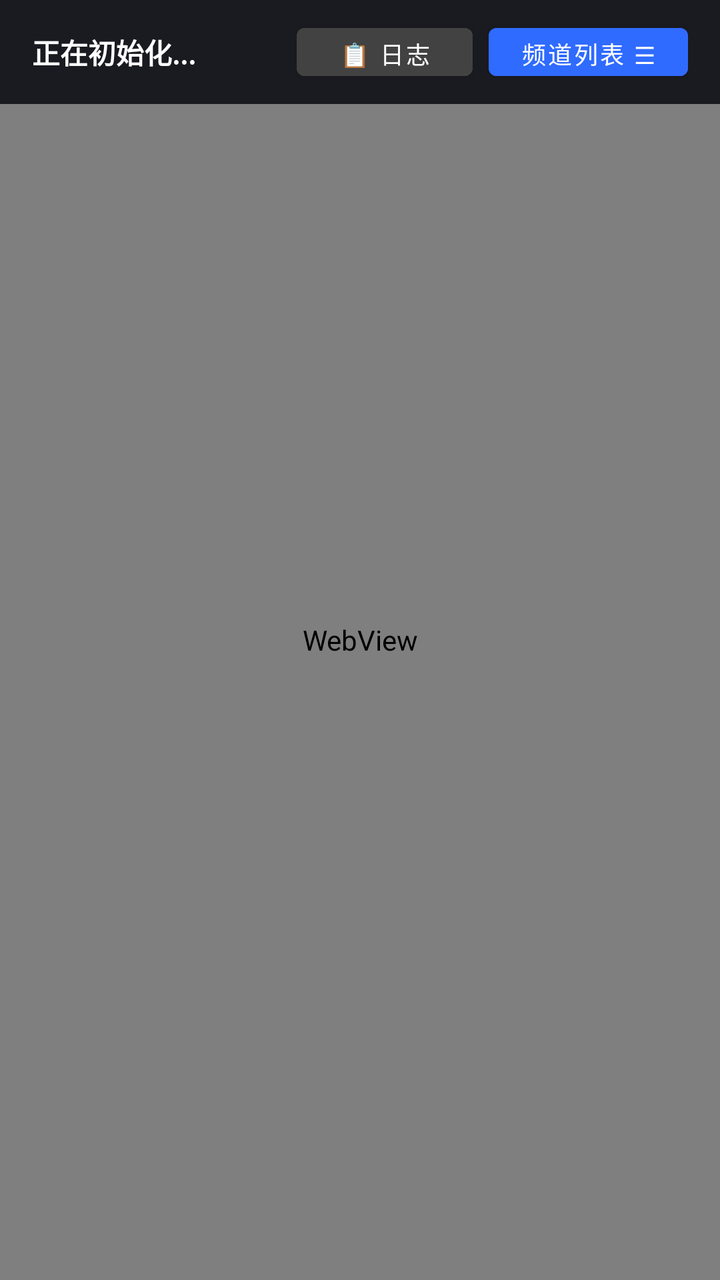
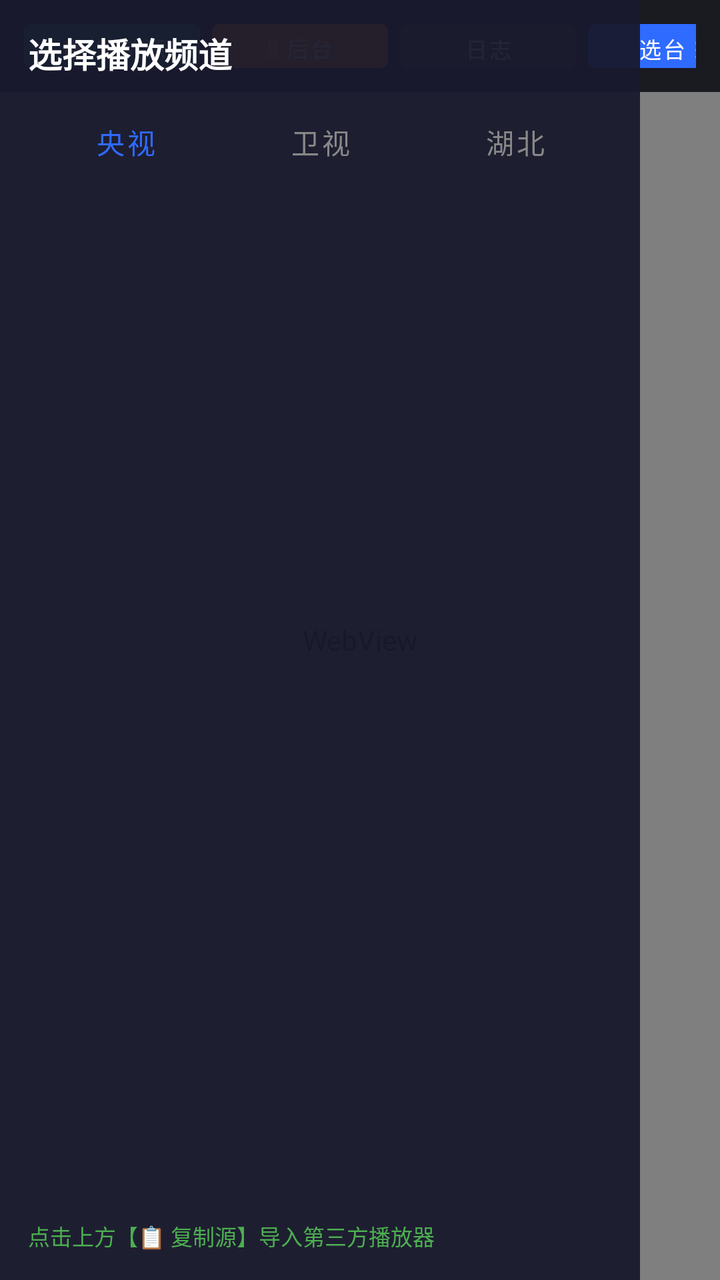

Two renders of the same Android screen: before a commit and after it. Below are the layout's source before the change and the commit's diff.
<!-- AndroidManifest.xml: application theme Theme.MaterialComponents.Light.NoActionBar -->
<!-- res/layout/activity_main.xml -->
<?xml version="1.0" encoding="utf-8"?>
<FrameLayout xmlns:android="http://schemas.android.com/apk/res/android"
    android:layout_width="match_parent"
    android:layout_height="match_parent"
    android:fitsSystemWindows="true"
    android:background="#000000">

    
    <WebView
        android:id="@+id/playerWebView"
        android:layout_width="match_parent"
        android:layout_height="match_parent" />

    
    <LinearLayout
        android:id="@+id/topBar"
        android:layout_width="match_parent"
        android:layout_height="wrap_content"
        android:background="#E6101018"
        android:gravity="center_vertical"
        android:orientation="horizontal"
        android:paddingStart="16dp"
        android:paddingTop="8dp"
        android:paddingEnd="16dp"
        android:paddingBottom="8dp">

        <TextView
            android:id="@+id/tvCurrentPlaying"
            android:layout_width="0dp"
            android:layout_height="wrap_content"
            android:layout_weight="1"
            android:singleLine="true"
            android:text="正在初始化..."
            android:textColor="#FFFFFF"
            android:textSize="14sp"
            android:textStyle="bold" />

        <Button
            android:id="@+id/btnToggleLogs"
            android:layout_width="wrap_content"
            android:layout_height="36dp"
            android:layout_marginEnd="8dp"
            android:backgroundTint="#424242"
            android:focusable="true"
            android:text="📋 日志"
            android:textColor="#FFFFFF"
            android:textSize="12sp" />

        <Button
            android:id="@+id/btnToggleDrawer"
            android:layout_width="wrap_content"
            android:layout_height="36dp"
            android:backgroundTint="#2F6BFF"
            android:focusable="true"
            android:text="频道列表 ☰"
            android:textColor="#FFFFFF"
            android:textSize="12sp" />
    </LinearLayout>

    
    <LinearLayout
        android:id="@+id/logOverlay"
        android:layout_width="match_parent"
        android:layout_height="260dp"
        android:layout_gravity="bottom"
        android:background="#CC000000"
        android:orientation="vertical"
        android:padding="10dp"
        android:visibility="gone">

        <LinearLayout
            android:layout_width="match_parent"
            android:layout_height="wrap_content"
            android:orientation="horizontal">

            <TextView
                android:layout_width="0dp"
                android:layout_height="wrap_content"
                android:layout_weight="1"
                android:text="实时运行与解密日志 (JS / Network):"
                android:textColor="#00E676"
                android:textSize="12sp"
                android:textStyle="bold" />

            <TextView
                android:id="@+id/btnClearLogs"
                android:layout_width="wrap_content"
                android:layout_height="wrap_content"
                android:clickable="true"
                android:focusable="true"
                android:padding="4dp"
                android:text="清空"
                android:textColor="#FF5252"
                android:textSize="12sp" />

            <TextView
                android:id="@+id/btnCloseLogs"
                android:layout_width="wrap_content"
                android:layout_height="wrap_content"
                android:layout_marginStart="12dp"
                android:clickable="true"
                android:focusable="true"
                android:padding="4dp"
                android:text="关闭 ✕"
                android:textColor="#FFFFFF"
                android:textSize="12sp" />
        </LinearLayout>

        <ScrollView
            android:id="@+id/logScrollView"
            android:layout_width="match_parent"
            android:layout_height="0dp"
            android:layout_marginTop="6dp"
            android:layout_weight="1">

            <TextView
                android:id="@+id/tvConsoleLogs"
                android:layout_width="match_parent"
                android:layout_height="wrap_content"
                android:fontFamily="monospace"
                android:text="日志监听已就绪..."
                android:textColor="#A7FFEB"
                android:textIsSelectable="true"
                android:textSize="11sp" />
        </ScrollView>
    </LinearLayout>

    
    <LinearLayout
        android:id="@+id/channelDrawer"
        android:layout_width="320dp"
        android:layout_height="match_parent"
        android:layout_gravity="start"
        android:background="#F21A1A2E"
        android:orientation="vertical"
        android:padding="14dp"
        android:visibility="gone">

        <TextView
            android:layout_width="wrap_content"
            android:layout_height="wrap_content"
            android:text="切换频道"
            android:textColor="#FFFFFF"
            android:textSize="17sp"
            android:textStyle="bold" />

        <LinearLayout
            android:layout_width="match_parent"
            android:layout_height="wrap_content"
            android:layout_marginTop="8dp"
            android:orientation="horizontal">

            <Button
                android:id="@+id/tabCctv"
                style="@style/Widget.MaterialComponents.Button.TextButton"
                android:layout_width="0dp"
                android:layout_height="wrap_content"
                android:layout_weight="1"
                android:text="央视"
                android:textColor="#2F6BFF" />

            <Button
                android:id="@+id/tabSatellite"
                style="@style/Widget.MaterialComponents.Button.TextButton"
                android:layout_width="0dp"
                android:layout_height="wrap_content"
                android:layout_weight="1"
                android:text="卫视"
                android:textColor="#888888" />

            <Button
                android:id="@+id/tabLocal"
                style="@style/Widget.MaterialComponents.Button.TextButton"
                android:layout_width="0dp"
                android:layout_height="wrap_content"
                android:layout_weight="1"
                android:text="湖北"
                android:textColor="#888888" />
        </LinearLayout>

        <androidx.recyclerview.widget.RecyclerView
            android:id="@+id/rvChannels"
            android:layout_width="match_parent"
            android:layout_height="0dp"
            android:layout_weight="1"
            android:paddingTop="8dp" />

        <TextView
            android:layout_width="match_parent"
            android:layout_height="wrap_content"
            android:layout_marginTop="8dp"
            android:text="本地中继: http://127.0.0.1:18888/live.m3u"
            android:textColor="#4CAF50"
            android:textSize="11sp" />
    </LinearLayout>

    <LinearLayout
        android:id="@+id/hiddenWebContainer"
        android:layout_width="1dp"
        android:layout_height="1dp"
        android:orientation="vertical"
        android:visibility="invisible" />
</FrameLayout>
<!-- resources referenced by this layout -->
<resources>

</resources>

<!-- the commit's change to res/layout/activity_main.xml (unified diff, before → after) -->
@@ -19,10 +19,10 @@
         android:background="#E6101018"
         android:gravity="center_vertical"
         android:orientation="horizontal"
-        android:paddingStart="16dp"
-        android:paddingTop="8dp"
-        android:paddingEnd="16dp"
-        android:paddingBottom="8dp">
+        android:paddingStart="12dp"
+        android:paddingTop="6dp"
+        android:paddingEnd="12dp"
+        android:paddingBottom="6dp">
 
         <TextView
             android:id="@+id/tvCurrentPlaying"
@@ -30,31 +30,53 @@
             android:layout_height="wrap_content"
             android:layout_weight="1"
             android:singleLine="true"
-            android:text="正在初始化..."
+            android:text="掌上电视 · 就绪 (请选台)"
             android:textColor="#FFFFFF"
             android:textSize="14sp"
             android:textStyle="bold" />
 
         <Button
+            android:id="@+id/btnCopyM3u"
+            android:layout_width="wrap_content"
+            android:layout_height="34dp"
+            android:layout_marginEnd="6dp"
+            android:backgroundTint="#00897B"
+            android:focusable="true"
+            android:text="📋 复制源"
+            android:textColor="#FFFFFF"
+            android:textSize="11sp" />
+
+        <Button
+            android:id="@+id/btnMinimize"
+            android:layout_width="wrap_content"
+            android:layout_height="34dp"
+            android:layout_marginEnd="6dp"
+            android:backgroundTint="#FF8F00"
+            android:focusable="true"
+            android:text="🗕 后台"
+            android:textColor="#FFFFFF"
+            android:textSize="11sp" />
+
+        <Button
             android:id="@+id/btnToggleLogs"
             android:layout_width="wrap_content"
-            android:layout_height="36dp"
-            android:layout_marginEnd="8dp"
+            android:layout_height="34dp"
+            android:layout_marginEnd="6dp"
             android:backgroundTint="#424242"
             android:focusable="true"
-            android:text="📋 日志"
-            android:textColor="#FFFFFF"
-            android:textSize="12sp" />
+            android:text="日志"
+            android:textColor="#FFFFFF"
+            android:textSize="11sp" />
 
         <Button
             android:id="@+id/btnToggleDrawer"
             android:layout_width="wrap_content"
-            android:layout_height="36dp"
+            android:layout_height="34dp"
             android:backgroundTint="#2F6BFF"
             android:focusable="true"
-            android:text="频道列表 ☰"
-            android:textColor="#FFFFFF"
-            android:textSize="12sp" />
+            android:text="选台 ☰"
+            android:textColor="#FFFFFF"
+            android:textSize="11sp" />
     </LinearLayout>
 
     
@@ -63,7 +85,7 @@
         android:layout_width="match_parent"
         android:layout_height="260dp"
         android:layout_gravity="bottom"
-        android:background="#CC000000"
+        android:background="#D9000000"
         android:orientation="vertical"
         android:padding="10dp"
         android:visibility="gone">
@@ -77,7 +99,7 @@
                 android:layout_width="0dp"
                 android:layout_height="wrap_content"
                 android:layout_weight="1"
-                android:text="实时运行与解密日志 (JS / Network):"
+                android:text="实时运行日志 (JS / Network):"
                 android:textColor="#00E676"
                 android:textSize="12sp"
                 android:textStyle="bold" />
@@ -134,12 +156,12 @@
         android:background="#F21A1A2E"
         android:orientation="vertical"
         android:padding="14dp"
-        android:visibility="gone">
+        android:visibility="visible">
 
         <TextView
             android:layout_width="wrap_content"
             android:layout_height="wrap_content"
-            android:text="切换频道"
+            android:text="选择播放频道"
             android:textColor="#FFFFFF"
             android:textSize="17sp"
             android:textStyle="bold" />
@@ -186,10 +208,11 @@
             android:paddingTop="8dp" />
 
         <TextView
+            android:id="@+id/tvM3uTip"
             android:layout_width="match_parent"
             android:layout_height="wrap_content"
             android:layout_marginTop="8dp"
-            android:text="本地中继: http://127.0.0.1:18888/live.m3u"
+            android:text="点击上方【📋 复制源】导入第三方播放器"
             android:textColor="#4CAF50"
             android:textSize="11sp" />
     </LinearLayout>
